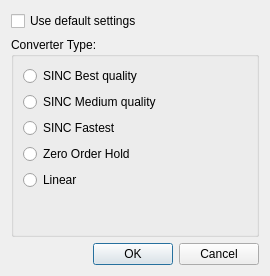
The window that muse3/audio_convert/src_resampler/src_resampler_settings_base.ui (emrum/muse) describes before a commit, drawn with Qt 5.
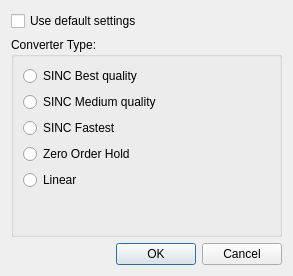
The same window after the commit.

```diff
--- a/muse3/audio_convert/src_resampler/src_resampler_settings_base.ui
+++ b/muse3/audio_convert/src_resampler/src_resampler_settings_base.ui
@@ -6,7 +6,7 @@
    <rect>
     <x>0</x>
     <y>0</y>
-    <width>270</width>
+    <width>293</width>
     <height>276</height>
    </rect>
   </property>
```
